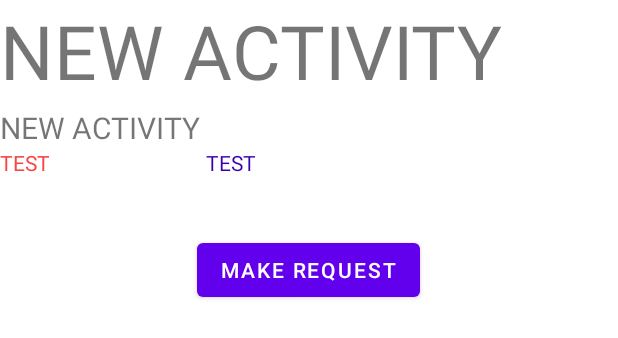
After one commit to cis3296s22/howcanihelp, an Android app: the layout activity_post.xml on its own in the app's theme, with its tools: preview values and no code run, on a phone screen of 412 x 824 dp. The commit adds this screen. Shown: the top 338 px of the screen. Run offline under Robolectric (Android 15) with nearby library versions, the phone set to English and light mode, and no system bars.

```diff
--- a/app/src/main/java/edu/temple/howcanihelpapp/MeetupActivity.java
+++ b/app/src/main/java/edu/temple/howcanihelpapp/MeetupActivity.java
@@ -64,13 +64,13 @@ public class MeetupActivity extends AppCompatActivity {
                 if (meetupClear) {
                     Intent confirmMeetup = new Intent(MeetupActivity.this, null);
                     confirmMeetup.putExtra("ADDRESS_TO_GEOLOCATION", addrToGeo.toString());
-                    // access to new activity: String getGeo = getIntent().getStringExtra("ADDRESS_TO_GEOLOCATION");
                     startActivity(confirmMeetup);
                 }
             }
         });
 
-        // possible to add method to convert address to geolocation here?!?
+        // before we add the address to the database, get it's geolocation equivalent (coordinates):
+
 
     }
 }
--- /dev/null
+++ b/app/src/main/res/layout/activity_post.xml
@@ -0,0 +1,55 @@
+<?xml version="1.0" encoding="utf-8"?>
+<androidx.constraintlayout.widget.ConstraintLayout xmlns:android="http://schemas.android.com/apk/res/android"
+    xmlns:app="http://schemas.android.com/apk/res-auto"
+    xmlns:tools="http://schemas.android.com/tools"
+    android:layout_width="match_parent"
+    android:layout_height="match_parent">
+
+    <TextView
+        android:id="@+id/testText"
+        android:layout_width="wrap_content"
+        android:layout_height="wrap_content"
+        android:text="NEW ACTIVITY"
+        android:textSize="50sp"
+        app:layout_constraintStart_toStartOf="parent"
+        app:layout_constraintTop_toTopOf="parent" />
+
+    <TextView
+        android:id="@+id/testDT"
+        android:layout_width="wrap_content"
+        android:layout_height="wrap_content"
+        android:layout_marginTop="4dp"
+        android:text="NEW ACTIVITY"
+        android:textSize="20sp"
+        app:layout_constraintStart_toStartOf="parent"
+        app:layout_constraintTop_toBottomOf="@+id/testText" />
+
+    <Button
+        android:id="@+id/requestButton"
+        android:layout_width="wrap_content"
+        android:layout_height="wrap_content"
+        android:layout_marginTop="32dp"
+        android:text="MAKE REQUEST"
+        app:layout_constraintEnd_toEndOf="parent"
+        app:layout_constraintHorizontal_bias="0.498"
+        app:layout_constraintStart_toStartOf="parent"
+        app:layout_constraintTop_toBottomOf="@+id/testUrgent" />
+
+    <TextView
+        android:id="@+id/testRelocate"
+        android:layout_width="255dp"
+        android:layout_height="25dp"
+        android:text="TEST"
+        android:textColor="@color/purple_700"
+        app:layout_constraintStart_toEndOf="@+id/testUrgent"
+        app:layout_constraintTop_toBottomOf="@+id/testDT" />
+
+    <TextView
+        android:id="@+id/testUrgent"
+        android:layout_width="137dp"
+        android:layout_height="25dp"
+        android:text="TEST"
+        android:textColor="@color/red_dialog"
+        app:layout_constraintStart_toStartOf="parent"
+        app:layout_constraintTop_toBottomOf="@+id/testDT" />
+</androidx.constraintlayout.widget.ConstraintLayout>
--- a/app/src/main/res/values/strings.xml
+++ b/app/src/main/res/values/strings.xml
@@ -6,6 +6,8 @@
     <string name="welcome_user">Hello, </string>
     <string name="request">Request Items</string>
     <string name="donate">Donate</string>
-
+    <string name="location_permission_denied">How Can I Help?: Location services cannot be accessed. Try again. </string>
+    <string name="permission_required_toast">Location permission required for location services. </string>
+    <string name="permission_rationale_location">How Can I Help?: To access location services, location sharing is required. </string>
 
 </resources>
```
Also changed, not shown: app/src/main/java/edu/temple/howcanihelpapp/DonationsActivity.java (+0 -10 lines), app/src/main/java/edu/temple/howcanihelpapp/MapsActivity.java (+8 -9 lines), app/src/main/java/edu/temple/howcanihelpapp/PostActivity.java (added, +46 -0 lines), app/src/main/java/edu/temple/howcanihelpapp/RequestInfoPost.java (+51 -1 lines), app/src/main/java/edu/temple/howcanihelpapp/RequestsActivity.java (+0 -11 lines).
